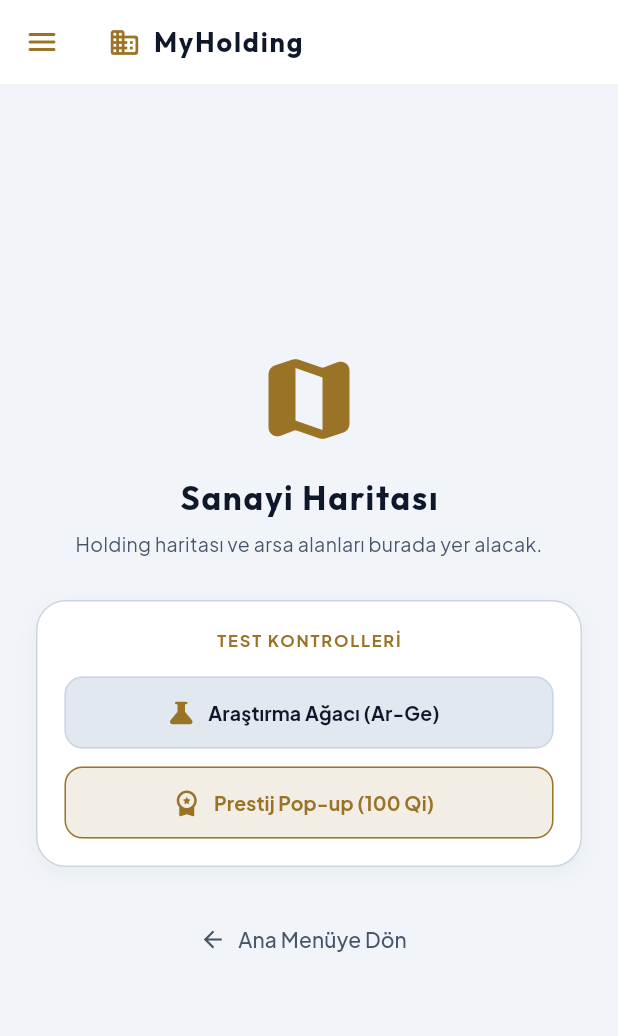
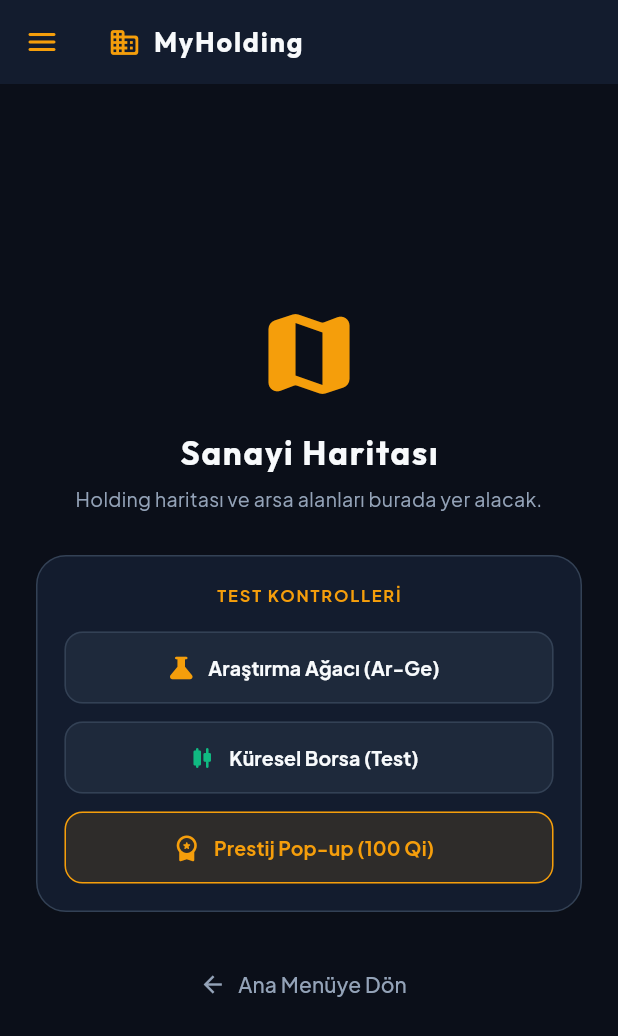
Before and after one commit to keremozderya/holding_tycoon, a Flutter app: the screen it shows after launch, after a tap on "YENİ OYUN", after a tap on "BAŞLA", on a phone screen of 412 x 824 dp. Shown: the top 1036 px of the screen. Run offline on Flutter 3.47's test engine with Material 3 defaults, Android fonts, the light colour scheme and no system bars; our stand-ins replace google_fonts, shared_preferences.

Commit message:
Tema değişti, borsa ekranı eklendi (tema çok kafamı karıştırıyo napsak)

```diff
--- a/lib/main.dart
+++ b/lib/main.dart
@@ -4,13 +4,12 @@ import 'package:flutter/services.dart';
 import 'package:provider/provider.dart';
 import 'providers/game_state.dart';
 import 'screens/main_menu_screen.dart';
-import 'screens/map_screen.dart'; // Harita ekranını import ediyoruz
+import 'screens/map_screen.dart';
 import 'theme/app_theme.dart';
 
 void main() async {
   WidgetsFlutterBinding.ensureInitialized();
 
-  // GameState'i başlat ve telefondaki verileri yükle
   final gameState = GameState();
   await gameState.loadData();
 
@@ -22,9 +21,9 @@ void main() async {
   SystemChrome.setSystemUIOverlayStyle(
     const SystemUiOverlayStyle(
       statusBarColor: Colors.transparent,
-      statusBarIconBrightness: Brightness.dark,
+      statusBarIconBrightness: Brightness.light,
       systemNavigationBarColor: AppColors.surface,
-      systemNavigationBarIconBrightness: Brightness.dark,
+      systemNavigationBarIconBrightness: Brightness.light,
     ),
   );
 
@@ -41,15 +40,12 @@ class HoldingTycoonApp extends StatelessWidget {
 
   @override
   Widget build(BuildContext context) {
-    // Uygulama açıldığında veritabanındaki ilk giriş bilgisini sadece bir kez okuyoruz
     final isFirstLaunch = context.read<GameState>().isFirstLaunch;
 
     return MaterialApp(
       title: 'Holding Tycoon',
       debugShowCheckedModeBanner: false,
-      theme: AppTheme.lightTheme,
-      // EĞER İLK GİRİŞ İSE: Ana Menüyü (İlk kurulum moduyla) aç
-      // DEĞİLSE: Doğrudan Harita Ekranını aç
+      theme: AppTheme.darkTheme, // Ortak premium koyu tema
       home: isFirstLaunch
           ? const MainMenuScreen(isInitialLaunch: true)
           : const MapScreen(),
--- a/lib/providers/game_state.dart
+++ b/lib/providers/game_state.dart
@@ -1,6 +1,34 @@
 // lib/providers/game_state.dart
+import 'dart:convert';
+import 'dart:async';
+import 'dart:math';
 import 'package:flutter/material.dart';
 import 'package:shared_preferences/shared_preferences.dart';
+
+// --- HİSSE SENEDİ MODELİ ---
+class Stock {
+  final String id;
+  final String name;
+  final IconData icon;
+  final Color iconColor;
+  double currentPrice;
+  List<double> history;
+  double ownedShares;
+  double totalSpent;
+
+  Stock({
+    required this.id,
+    required this.name,
+    required this.icon,
+    required this.iconColor,
+    required this.currentPrice,
+    required this.history,
+    this.ownedShares = 0,
+    this.totalSpent = 0,
+  });
+
+  double get netPnl => (currentPrice * ownedShares) - totalSpent;
+}
 
 class GameState extends ChangeNotifier {
   // --- OYUN VERİLERİ (STATE) ---
@@ -8,55 +36,160 @@ class GameState extends ChangeNotifier {
   int _researchPoints = 0;
   bool _isFirstLaunch = true;
 
-  // --- GETTER METOTLARI (Verileri dışarıdan okumak için) ---
+  // Borsa Verileri
+  Timer? _marketTimer;
+  final Random _random = Random();
+  static const int _historyLength = 40;
+
+  List<Stock> _stocks = [];
+
+  // --- GETTER METOTLARI ---
   double get money => _money;
   int get researchPoints => _researchPoints;
   bool get isFirstLaunch => _isFirstLaunch;
+  List<Stock> get stocks => _stocks;
 
-  // --- 1. VERİLERİ YÜKLEME (Oyun açıldığında çalışır) ---
+  // --- 1. VERİLERİ YÜKLEME VE OYUNU BAŞLATMA ---
   Future<void> loadData() async {
     final prefs = await SharedPreferences.getInstance();
 
-    // Veritabanından verileri çekiyoruz. Eğer veri yoksa varsayılan değerleri atıyoruz.
-    _money = prefs.getDouble('money') ?? 1000.0; // Oyuna 1000$ ile başlasın
+    _money = prefs.getDouble('money') ?? 1000.0;
     _researchPoints = prefs.getInt('researchPoints') ?? 0;
     _isFirstLaunch = prefs.getBool('is_initial_launch') ?? true;
 
-    // Veriler yüklendikten sonra UI'ı (arayüzü) güncellemek için dinleyicilere haber veriyoruz.
+    // Borsayı Yükle
+    _loadStocks(prefs);
+
     notifyListeners();
+
+    // Veriler yüklendikten sonra global oyun döngülerini başlat
+    _startGlobalTimers();
   }
 
-  // --- 2. İLK GİRİŞİ TAMAMLAMA ---
+  // --- 2. BORSA HAFIZA YÖNETİMİ (JSON) ---
+  void _loadStocks(SharedPreferences prefs) {
+    String? savedStocksJson = prefs.getString('saved_stocks');
+
+    // Temel Şirket Şablonları (İkonlar ve Renkler JSON'a kaydedilemediği için burada eşleştiriyoruz)
+    _stocks = [
+      Stock(id: '1', name: 'Redof Tech', icon: Icons.smart_toy_rounded, iconColor: Colors.blueAccent, currentPrice: 71.0, history: List.generate(_historyLength, (_) => 71.0)),
+      Stock(id: '2', name: 'Titan Ağır Sanayi', icon: Icons.factory_rounded, iconColor: Colors.pinkAccent, currentPrice: 24280.0, history: List.generate(_historyLength, (_) => 24280.0)),
+      Stock(id: '3', name: 'Lunar Uzaycılık', icon: Icons.rocket_launch_rounded, iconColor: Colors.redAccent, currentPrice: 62240.0, history: List.generate(_historyLength, (_) => 62240.0)),
+      Stock(id: '4', name: 'Apex Biyoteknoloji', icon: Icons.biotech_rounded, iconColor: Colors.greenAccent, currentPrice: 150.0, history: List.generate(_historyLength, (_) => 150.0)),
+      Stock(id: '5', name: 'Nova Enerji', icon: Icons.bolt_rounded, iconColor: Colors.amberAccent, currentPrice: 85.0, history: List.generate(_historyLength, (_) => 85.0)),
+    ];
+
+    // Eğer daha önce kaydedilmiş bir borsa verisi varsa, fiyatları ve sahip olunan lotları üzerine yaz
+    if (savedStocksJson != null) {
+      List<dynamic> decoded = jsonDecode(savedStocksJson);
+      for (var savedStock in decoded) {
+        var existingStock = _stocks.firstWhere((s) => s.id == savedStock['id']);
+        existingStock.currentPrice = savedStock['currentPrice'];
+        existingStock.history = List<double>.from(savedStock['history']);
+        existingStock.ownedShares = savedStock['ownedShares'];
+        existingStock.totalSpent = savedStock['totalSpent'];
+      }
+    }
+  }
+
+  Future<void> _saveStocks() async {
+    final prefs = await SharedPreferences.getInstance();
+    // Borsa listesini JSON formatına dönüştürüp kaydediyoruz
+    String encoded = jsonEncode(_stocks.map((s) => {
+      'id': s.id,
+      'currentPrice': s.currentPrice,
+      'history': s.history,
+      'ownedShares': s.ownedShares,
+      'totalSpent': s.totalSpent,
+    }).toList());
+    await prefs.setString('saved_stocks', encoded);
+  }
+
+  // --- 3. OYUN DÖNGÜLERİ (ARKAPLAN İŞLEMLERİ) ---
+  void _startGlobalTimers() {
+    // Haritada dolaşırken bile borsa 5 saniyede bir güncellenir
+    _marketTimer ??= Timer.periodic(const Duration(seconds: 5), (timer) {
+      _updateMarket();
+    });
+  }
+
+  void _updateMarket() {
+    for (var stock in _stocks) {
+      bool isProfit = _random.nextDouble() < 0.51;
+      double volatility = (_random.nextDouble() * 0.04) + 0.01;
+      if (!isProfit) volatility = -volatility;
+
+      stock.currentPrice = stock.currentPrice * (1 + volatility);
+      if (stock.currentPrice < 1.0) stock.currentPrice = 1.0;
+
+      stock.history.add(stock.currentPrice);
+      if (stock.history.length > _historyLength) {
+        stock.history.removeAt(0);
+      }
+    }
+    _saveStocks(); // Fiyatlar her değiştiğinde telefona kaydet
+    notifyListeners(); // Ekranı güncelle
+  }
+
+  // --- 4. HİSSE AL / SAT İŞLEMLERİ ---
+  void buyStock(String stockId) {
+    var stock = _stocks.firstWhere((s) => s.id == stockId);
+    double budget = _money * 0.1;
+    if (budget < stock.currentPrice) budget = stock.currentPrice;
+
+    if (_money >= stock.currentPrice) {
+      double sharesToBuy = (budget / stock.currentPrice).floorToDouble();
+      if (sharesToBuy < 1) sharesToBuy = 1;
+
+      if (_money < sharesToBuy * stock.currentPrice) {
+        sharesToBuy = (_money / stock.currentPrice).floorToDouble();
+      }
+
+      double totalCost = sharesToBuy * stock.currentPrice;
+
+      updateMoney(-totalCost);
+      stock.ownedShares += sharesToBuy;
+      stock.totalSpent += totalCost;
+      _saveStocks();
+      notifyListeners();
+    }
+  }
+
+  void sellAllStock(String stockId) {
+    var stock = _stocks.firstWhere((s) => s.id == stockId);
+    if (stock.ownedShares > 0) {
+      double gross = stock.ownedShares * stock.currentPrice;
+      double commission = gross * 0.005;
+      double net = gross - commission;
+
+      updateMoney(net);
+      stock.ownedShares = 0;
+      stock.totalSpent = 0;
+      _saveStocks();
+      notifyListeners();
+    }
+  }
+
+  // --- TEMEL KAYIT İŞLEMLERİ ---
   Future<void> completeFirstLaunch() async {
     _isFirstLaunch = false;
     notifyListeners();
-
     final prefs = await SharedPreferences.getInstance();
     await prefs.setBool('is_initial_launch', false);
   }
 
-  // --- 3. PARA EKLEME / ÇIKARMA ---
-  // Eksi değer göndererek (örn: updateMoney(-500)) para harcatabilirsiniz.
   Future<void> updateMoney(double amount) async {
     _money += amount;
-
-    // Paranın sıfırın altına düşmesini engellemek isterseniz:
     if (_money < 0) _money = 0;
-
-    notifyListeners(); // Arayüzdeki para miktarını anında günceller
-
+    notifyListeners();
     final prefs = await SharedPreferences.getInstance();
-    await prefs.setDouble('money', _money); // Arka planda telefona kaydeder
+    await prefs.setDouble('money', _money);
   }
 
-  // --- 4. AR-GE PUANI (RP) EKLEME / HARCAMA ---
   Future<void> updateResearchPoints(int amount) async {
     _researchPoints += amount;
-
     if (_researchPoints < 0) _researchPoints = 0;
-
     notifyListeners();
-
     final prefs = await SharedPreferences.getInstance();
     await prefs.setInt('researchPoints', _researchPoints);
   }
--- a/lib/screens/map_screen.dart
+++ b/lib/screens/map_screen.dart
@@ -6,6 +6,7 @@ import '../theme/app_theme.dart';
 import '../widgets/prestige_dialog.dart';
 import 'main_menu_screen.dart';
 import 'research_screen.dart';
+import 'stock_screen.dart'; // Borsa ekranını içeri aktardık
 
 class MapScreen extends StatefulWidget {
   const MapScreen({super.key});
@@ -139,6 +140,33 @@ class _MapScreenState extends State<MapScreen> {
                       ),
                     ),
                     const SizedBox(height: 12),
+
+                    // YENİ EKLENEN BORSA TEST BUTONU
+                    SizedBox(
+                      width: double.infinity,
+                      height: 48,
+                      child: ElevatedButton.icon(
+                        style: ElevatedButton.styleFrom(
+                          backgroundColor: AppColors.surfaceElevated,
+                          foregroundColor: AppColors.textPrimary,
+                          side: const BorderSide(color: AppColors.border),
+                          shape: RoundedRectangleBorder(borderRadius: BorderRadius.circular(12)),
+                          elevation: 0,
+                        ),
+                        icon: const Icon(Icons.candlestick_chart_rounded, color: AppColors.profit, size: 20),
+                        label: const Text(
+                          'Küresel Borsa (Test)',
+                          style: TextStyle(fontWeight: FontWeight.bold, fontSize: 13),
+                        ),
+                        onPressed: () {
+                          Navigator.of(context).push(
+                            MaterialPageRoute(builder: (context) => const StockScreen()),
+                          );
+                        },
+                      ),
+                    ),
+
+                    const SizedBox(height: 12),
                     SizedBox(
                       width: double.infinity,
                       height: 48,
--- a/lib/theme/app_theme.dart
+++ b/lib/theme/app_theme.dart
@@ -3,36 +3,38 @@ import 'package:flutter/material.dart';
 import 'package:google_fonts/google_fonts.dart';
 
 class AppColors {
-  static const Color background = Color(0xFFF1F5F9);
-  static const Color surface = Color(0xFFFFFFFF);
-  static const Color surfaceElevated = Color(0xFFE2E8F0);
-  static const Color border = Color(0xFFCBD5E1);
+  // Premium Koyu Borsa & Holding Teması (Göz yormayan, lüks koyu gri/lacivert palet)
+  static const Color background = Color(0xFF0B0F19);
+  static const Color surface = Color(0xFF131C2E);
+  static const Color surfaceElevated = Color(0xFF1E293B);
+  static const Color border = Color(0xFF334155);
 
-  static const Color gold = Color(0xFF9A7326);
-  static const Color goldMuted = Color(0xFFB58F45);
-  static const Color profit = Color(0xFF047857);
-  static const Color loss = Color(0xFFB91C1C);
+  static const Color gold = Color(0xFFF59E0B);
+  static const Color goldMuted = Color(0xD9F59E0B);
+  static const Color profit = Color(0xFF10B981);
+  static const Color loss = Color(0xFFEF4444);
+  static const Color neonCyan = Color(0xFF2DD4BF);
 
-  static const Color textPrimary = Color(0xFF0F172A);
-  static const Color textSecondary = Color(0xFF475569);
-  static const Color textMuted = Color(0xFF94A3B8);
+  static const Color textPrimary = Color(0xFFF8FAFC);
+  static const Color textSecondary = Color(0xFF94A3B8);
+  static const Color textMuted = Color(0xFF64748B);
 
   static const LinearGradient goldGradient = LinearGradient(
-    colors: [Color(0xFFB38B38), Color(0xFF8B641C)],
+    colors: [Color(0xFFFBBF24), Color(0xFFD97706)],
     begin: Alignment.topLeft,
     end: Alignment.bottomRight,
   );
 }
 
 class AppTheme {
-  static ThemeData get lightTheme {
+  static ThemeData get darkTheme {
     return ThemeData(
-      brightness: Brightness.light,
+      brightness: Brightness.dark,
       scaffoldBackgroundColor: AppColors.background,
       cardColor: AppColors.surface,
       dividerColor: AppColors.border,
       textTheme: GoogleFonts.plusJakartaSansTextTheme(
-        ThemeData.light().textTheme,
+        ThemeData.dark().textTheme,
       ),
     );
   }
```
Also changed, not shown: lib/screens/stock_screen.dart (added, +270 -0 lines).
